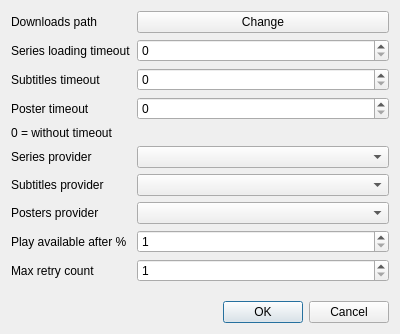
Qt form series_list/interface/settings.ui (nvbn/series_list) before a commit.
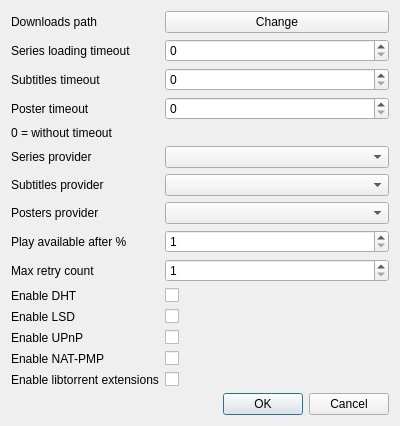
The same form after that commit.

Commit message: Add ability to change new settings from settings dialog

What changed in the file:
```diff
--- a/series_list/interface/settings.ui
+++ b/series_list/interface/settings.ui
@@ -7,7 +7,7 @@
     <x>0</x>
     <y>0</y>
     <width>400</width>
-    <height>334</height>
+    <height>367</height>
    </rect>
   </property>
   <property name="windowTitle">
@@ -143,6 +143,76 @@
        </property>
       </widget>
      </item>
+     <item row="10" column="1">
+      <widget class="QCheckBox" name="dht">
+       <property name="text">
+        <string/>
+       </property>
+      </widget>
+     </item>
+     <item row="10" column="0">
+      <widget class="QLabel" name="label_10">
+       <property name="text">
+        <string>Enable DHT</string>
+       </property>
+      </widget>
+     </item>
+     <item row="11" column="0">
+      <widget class="QLabel" name="label_11">
+       <property name="text">
+        <string>Enable LSD</string>
+       </property>
+      </widget>
+     </item>
+     <item row="11" column="1">
+      <widget class="QCheckBox" name="lsd">
+       <property name="text">
+        <string/>
+       </property>
+      </widget>
+     </item>
+     <item row="12" column="0">
+      <widget class="QLabel" name="label_12">
+       <property name="text">
+        <string>Enable UPnP</string>
+       </property>
+      </widget>
+     </item>
+     <item row="12" column="1">
+      <widget class="QCheckBox" name="upnp">
+       <property name="text">
+        <string/>
+       </property>
+      </widget>
+     </item>
+     <item row="13" column="0">
+      <widget class="QLabel" name="label_13">
+       <property name="text">
+        <string>Enable NAT-PMP</string>
+       </property>
+      </widget>
+     </item>
+     <item row="13" column="1">
+      <widget class="QCheckBox" name="natpmp">
+       <property name="text">
+        <string/>
+       </property>
+      </widget>
+     </item>
+     <item row="14" column="0">
+      <widget class="QLabel" name="label_14">
+       <property name="text">
+        <string>Enable libtorrent extensions</string>
+       </property>
+      </widget>
+     </item>
+     <item row="14" column="1">
+      <widget class="QCheckBox" name="extensions">
+       <property name="text">
+        <string/>
+       </property>
+      </widget>
+     </item>
     </layout>
    </item>
    <item>
```
The commit also changes 1 other file.
